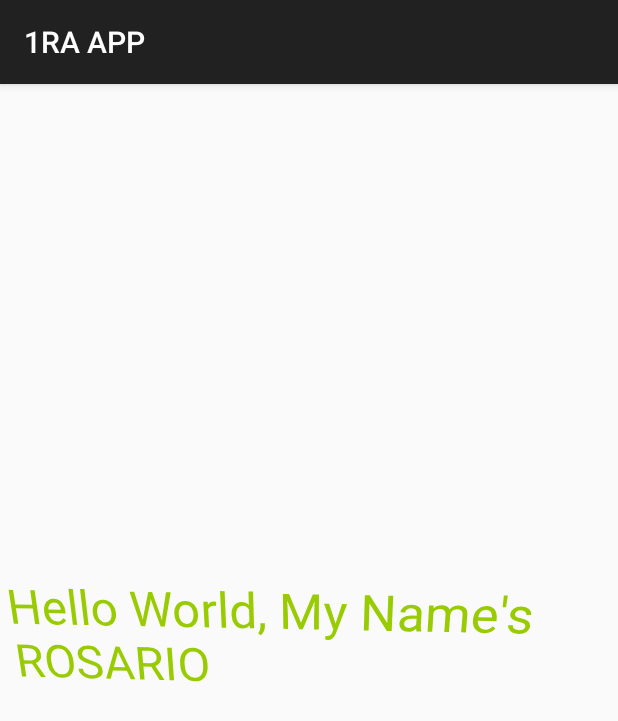
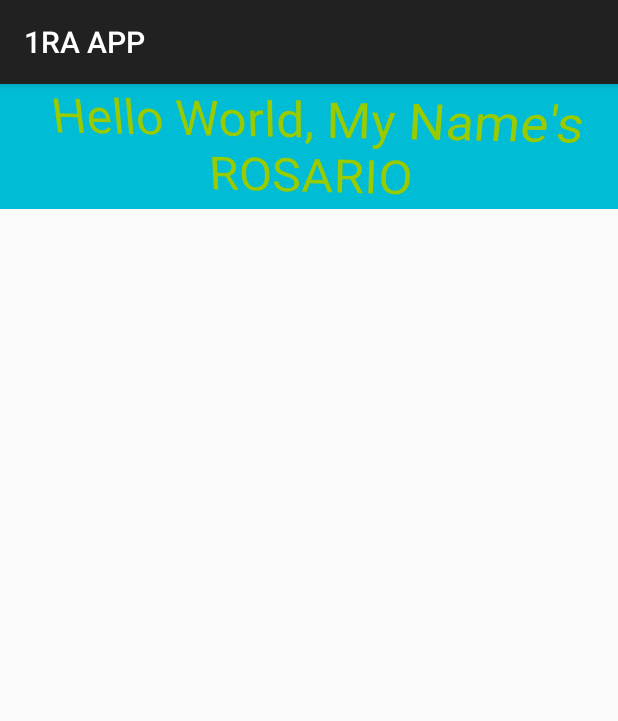
Before and after one commit to RosarioReyes17/PRIMERA_APP_ANDROID_STUDIO, an Android app: the screen it shows after launch (MainActivity), on a phone screen of 412 x 824 dp. Shown: the top 721 px of the screen. Run offline under Robolectric (Android 15) with nearby library versions, the phone set to English and light mode, and no system bars.

Commit message:
Práctica mi primera app en android studio final.

```diff
--- a/app/src/main/res/layout/activity_main.xml
+++ b/app/src/main/res/layout/activity_main.xml
@@ -2,13 +2,16 @@
 <androidx.constraintlayout.widget.ConstraintLayout xmlns:android="http://schemas.android.com/apk/res/android"
     xmlns:app="http://schemas.android.com/apk/res-auto"
     xmlns:tools="http://schemas.android.com/tools"
-    android:layout_width="match_parent"
-    android:layout_height="match_parent"
+    android:layout_width="wrap_content"
+    android:layout_height="wrap_content"
+    android:background="#00BCD4"
     tools:context=".MainActivity">
 
     <TextView
         android:layout_width="wrap_content"
         android:layout_height="wrap_content"
+        android:foregroundGravity="center"
+        android:gravity="center"
         android:rotationX="-17"
         android:rotationY="-4"
         android:text="Hello World, My Name's ROSARIO"
@@ -19,6 +22,6 @@
         app:layout_constraintLeft_toLeftOf="parent"
         app:layout_constraintRight_toRightOf="parent"
         app:layout_constraintTop_toTopOf="parent"
-        app:layout_constraintVertical_bias="0.479" />
+        app:layout_constraintVertical_bias="1.0" />
 
 </androidx.constraintlayout.widget.ConstraintLayout>
```
